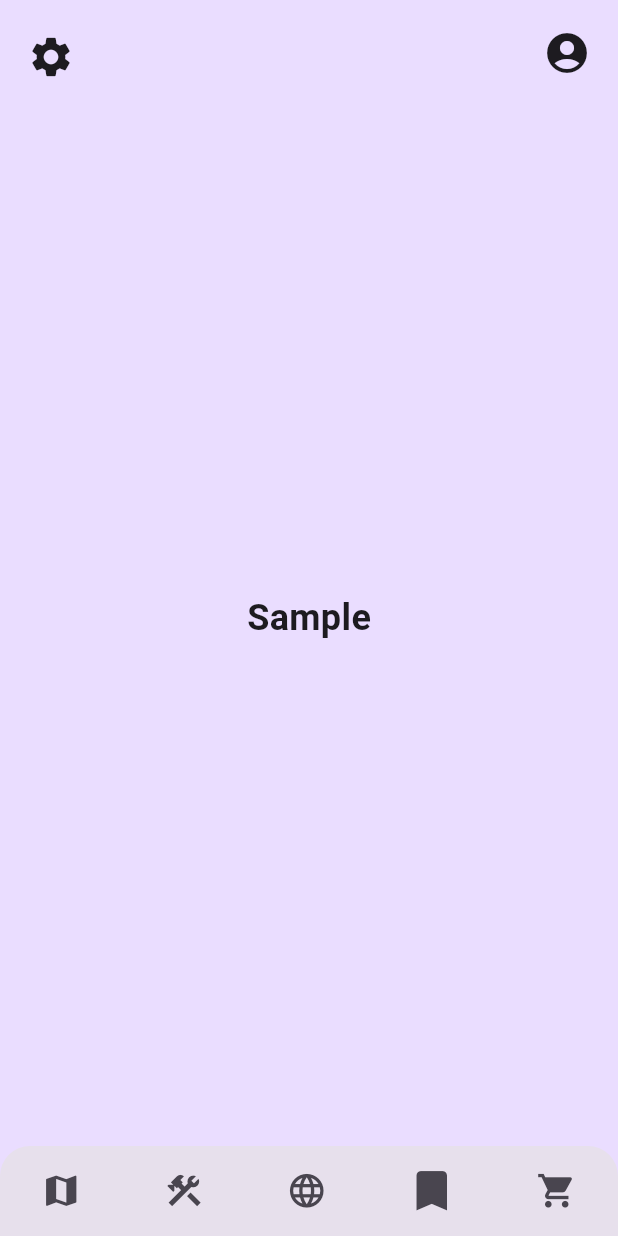
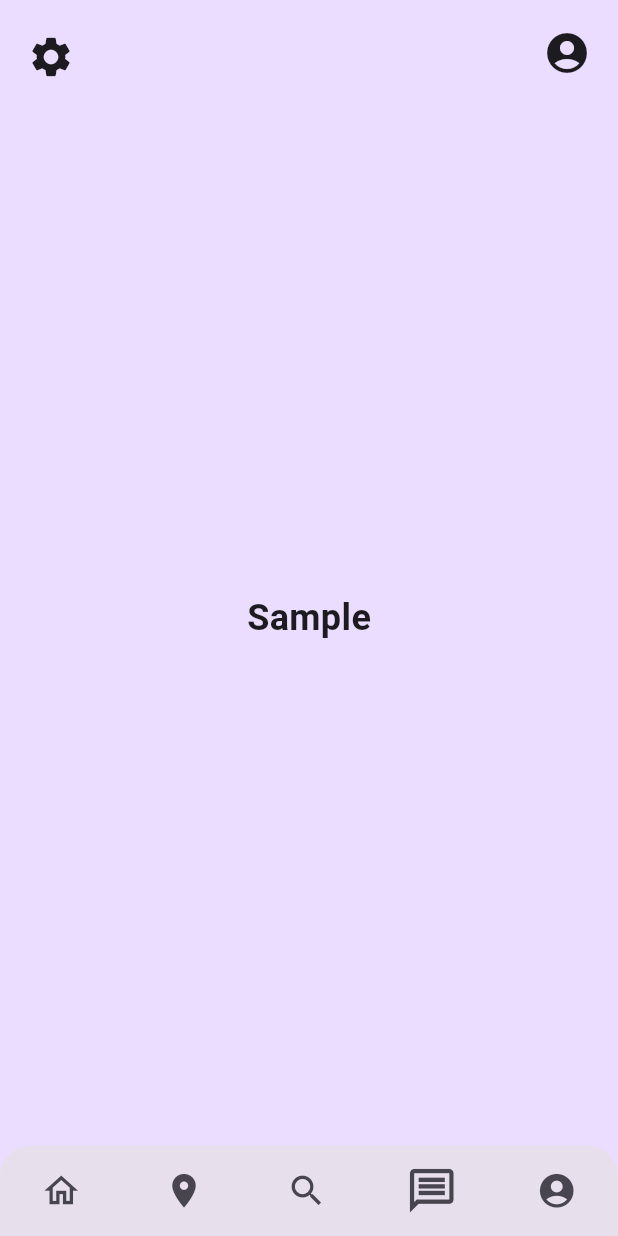
Before and after one commit to owenstuckman/RoomReady, a Flutter app: the screen it shows after launch, on a phone screen of 412 x 824 dp. Run offline on Flutter 3.47's test engine with Material 3 defaults, Android fonts, the light colour scheme and no system bars.

Commit message:
update icons

```diff
--- a/room_ready/lib/home_page.dart
+++ b/room_ready/lib/home_page.dart
@@ -89,11 +89,11 @@ class _HomePageState extends State<HomePage> {
       child: Row(
         mainAxisAlignment: MainAxisAlignment.spaceAround,
         children: [
-          _buildNavItem(Icons.map, 0, iconColor),
-          _buildNavItem(Icons.construction, 1, iconColor),
-          _buildNavItem(Icons.language, 2, iconColor),
-          _buildNavItem(Icons.bookmark, 3, iconColor),
-          _buildNavItem(Icons.shopping_cart, 4, iconColor),
+          _buildNavItem(Icons.home_outlined, 0, iconColor),
+          _buildNavItem(Icons.location_on_sharp, 1, iconColor),
+          _buildNavItem(Icons.search, 2, iconColor),
+          _buildNavItem(Icons.message_outlined, 3, iconColor),
+          _buildNavItem(Icons.account_circle_sharp, 4, iconColor),
         ],
       ),
     );
```
